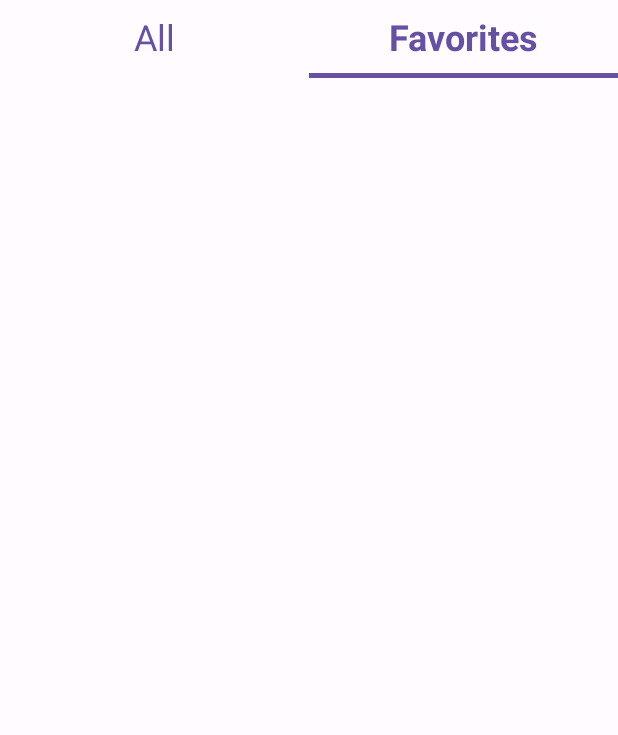
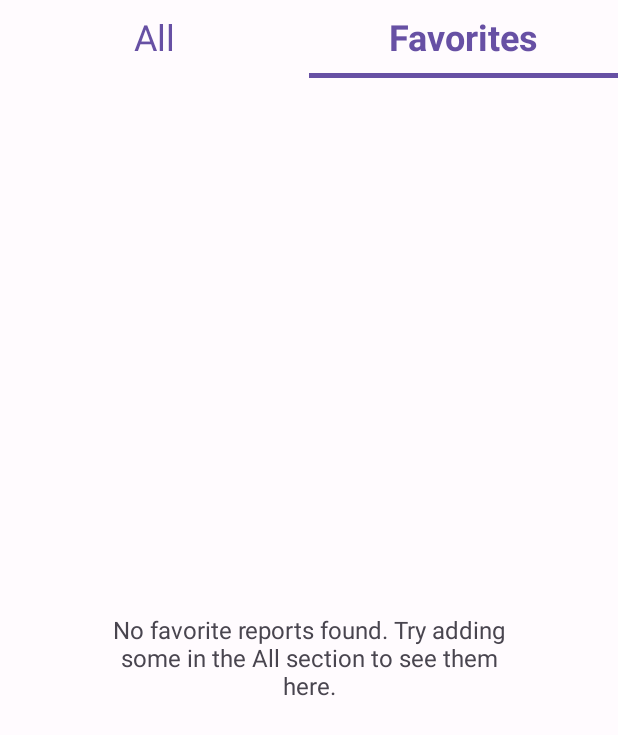
Before and after one commit to cooper-73/CasosCovidUS, an Android app: the screen it shows after launch (MainActivity), after a tap on "Favorites", on a phone screen of 412 x 824 dp. Shown: the top 735 px of the screen. Run offline under Robolectric (Android 15) with nearby library versions, the phone set to English and light mode, and no system bars; our stand-ins replace Room's generated code, data binding; network calls fail; 1 statement that could not run was skipped.

Commit message:
Added message when recycler view is empty

```diff
--- a/app/src/main/java/com/example/casoscovidus/data/repository/ReportsRepository.kt
+++ b/app/src/main/java/com/example/casoscovidus/data/repository/ReportsRepository.kt
@@ -10,8 +10,10 @@ import kotlinx.coroutines.withContext
 
 class ReportsRepository {
     private val database = AppDatabase.getDatabase(MyApp.getContext())
-    val reports = MutableLiveData<List<Report>?>()
-    val favorites = MutableLiveData<List<Report>?>()
+
+    val reports = MutableLiveData<List<Report>>()
+    val favorites = MutableLiveData<List<Report>>()
+    val isDataEmpty = MutableLiveData<Boolean>(false)
 
     // Fetches data from services and stores response in local database if successful
     suspend fun fetchReports() {
@@ -35,6 +37,7 @@ class ReportsRepository {
                 reportList = database.reportDao().getReports()
             }
             withContext(Dispatchers.Main) {
+                isDataEmpty.value = reportList.isEmpty()
                 reports.value = reportList
             }
         }
@@ -45,6 +48,7 @@ class ReportsRepository {
         return withContext(Dispatchers.IO) {
             val favoriteList = database.reportDao().getFavorites()
             withContext(Dispatchers.Main) {
+                isDataEmpty.value = favoriteList.isEmpty()
                 favorites.value = favoriteList
             }
         }
@@ -57,4 +61,9 @@ class ReportsRepository {
             database.reportDao().updateReport(report)
         }
     }
+
+    // Sets isDataEmpty status
+    fun setDataEmpty(isEmpty: Boolean) {
+        isDataEmpty.value = isEmpty
+    }
 }
--- a/app/src/main/java/com/example/casoscovidus/ui/adapters/ReportAdapter.kt
+++ b/app/src/main/java/com/example/casoscovidus/ui/adapters/ReportAdapter.kt
@@ -91,6 +91,7 @@ class ReportAdapter(owner: ViewModelStoreOwner, val fragmentHolderType: Fragment
         reports = reports.filterIndexed { index, _ -> index != position }.toMutableList()
         notifyItemRemoved(position)
         notifyItemRangeChanged(position, itemCount)
+        viewModel.setDataEmptyStatus(reports.isEmpty())
     }
 
     // Sets the favorite field of item at passed position
--- a/app/src/main/java/com/example/casoscovidus/ui/fragments/ListFragment.kt
+++ b/app/src/main/java/com/example/casoscovidus/ui/fragments/ListFragment.kt
@@ -104,11 +104,26 @@ class ListFragment : Fragment() {
                 else -> {}
             }
         }
+
+        viewModel.isDataEmpty.observe(viewLifecycleOwner) { isDataEmpty ->
+            if (isDataEmpty) {
+                setEmptyDataMsgVisibility(View.VISIBLE)
+            } else {
+                setEmptyDataMsgVisibility(View.GONE)
+            }
+        }
     }
 
     private fun initUI() {
-        if (fragmentType == FragmentType.FAVORITES) {
-            binding.tvLastUpdate.visibility = View.GONE
+        when (fragmentType) {
+            FragmentType.ALL -> {
+                binding.tvEmptyMsg.text = getString(R.string.no_reports_msg)
+            }
+
+            FragmentType.FAVORITES -> {
+                binding.tvLastUpdate.visibility = View.GONE
+                binding.tvEmptyMsg.text = getString(R.string.no_favorite_reports_msg)
+            }
         }
 
         binding.swlReports.setColorSchemeColors(getPrimaryColor())
@@ -128,9 +143,12 @@ class ListFragment : Fragment() {
         return typedValue.resourceId
     }
 
-    // Handles fetching behavior when user has swiped the refresh layout
+    // Handles fetching behavior when user has swiped the refresh layout in All fragment
     private fun fetchNewReports() {
-        binding.swlReports.isRefreshing = true
+        if (fragmentType != FragmentType.ALL) {
+            binding.swlReports.isRefreshing = false
+            return
+        }
 
         viewModel.fetchingStatus.observe(viewLifecycleOwner) { fetchingStatus ->
             if (fetchingStatus != FetchingStatus.LOADING) {
@@ -165,4 +183,8 @@ class ListFragment : Fragment() {
 
     private fun showToast(stringResourceId: Int) =
         Toast.makeText(context, getString(stringResourceId), Toast.LENGTH_SHORT).show()
+
+    private fun setEmptyDataMsgVisibility(visibility: Int) {
+        binding.tvEmptyMsg.visibility = visibility
+    }
 }
--- a/app/src/main/java/com/example/casoscovidus/viewmodels/ReportsViewModel.kt
+++ b/app/src/main/java/com/example/casoscovidus/viewmodels/ReportsViewModel.kt
@@ -27,9 +27,11 @@ class ReportsViewModel : ViewModel() {
     private val _fetchingStatus = MutableLiveData<FetchingStatus>()
     val fetchingStatus: LiveData<FetchingStatus> = _fetchingStatus
 
-    val reports: LiveData<List<Report>?> = repository.reports
-    val favorites: LiveData<List<Report>?> = repository.favorites
+    val reports: LiveData<List<Report>> = repository.reports
+    val favorites: LiveData<List<Report>> = repository.favorites
+    val isDataEmpty: LiveData<Boolean> = repository.isDataEmpty
 
+    // Fetches and retrieves all reports
     fun fetchAngGetReports() {
         viewModelScope.launch {
             _lastChecked.value = Date()
@@ -42,6 +44,8 @@ class ReportsViewModel : ViewModel() {
                 _fetchingStatus.value = FetchingStatus.NO_INTERNET_CONNECTION
             } catch (e: Exception) {
                 _fetchingStatus.value = FetchingStatus.ERROR
+            } finally {
+                repository.setDataEmpty(checkIfDataIsEmpty())
             }
         }
     }
@@ -58,6 +62,8 @@ class ReportsViewModel : ViewModel() {
                 _loadingStatus.value = LoadingStatus.NO_INTERNET_CONNECTION
             } catch (e: Exception) {
                 _loadingStatus.value = LoadingStatus.ERROR
+            } finally {
+                repository.setDataEmpty(checkIfDataIsEmpty())
             }
         }
     }
@@ -81,4 +87,12 @@ class ReportsViewModel : ViewModel() {
             repository.updateFavoriteFieldOfReport(reportId, isFavorite)
         }
     }
+
+    // Checks if reports is null or empty
+    private fun checkIfDataIsEmpty() = reports.value?.isEmpty() ?: true
+
+    // Updates status of data length
+    fun setDataEmptyStatus(isEmpty: Boolean) {
+        repository.setDataEmpty(isEmpty)
+    }
 }
--- a/app/src/main/res/layout/fragment_list.xml
+++ b/app/src/main/res/layout/fragment_list.xml
@@ -36,6 +36,21 @@
                 app:layout_constraintTop_toBottomOf="@id/tv_last_update"
                 tools:listitem="@layout/report_item" />
 
+            <TextView
+                android:id="@+id/tv_empty_msg"
+                android:layout_width="0dp"
+                android:layout_height="wrap_content"
+                android:gravity="center"
+                android:maxLines="3"
+                android:paddingStart="64dp"
+                android:paddingEnd="64dp"
+                android:textSize="16sp"
+                android:visibility="gone"
+                app:layout_constraintBottom_toBottomOf="@id/rv_reports"
+                app:layout_constraintEnd_toEndOf="@id/rv_reports"
+                app:layout_constraintStart_toStartOf="@id/rv_reports"
+                app:layout_constraintTop_toTopOf="@id/rv_reports" />
+
             <ProgressBar
                 android:id="@+id/pb_loading"
                 android:layout_width="wrap_content"
--- a/app/src/main/res/values/strings.xml
+++ b/app/src/main/res/values/strings.xml
@@ -13,4 +13,7 @@
     <!--    Error Toast Messages-->
     <string name="no_internet_connection_msg">Failed to fetch data. Check your connection.</string>
     <string name="unexpected_error_msg">Oops! Something went wrong. Please try again.</string>
+    <!--    Empty Recycle View Data Messages-->
+    <string name="no_reports_msg">No reports found.</string>
+    <string name="no_favorite_reports_msg">No favorite reports found. Try adding some in the All section to see them here.</string>
 </resources>
```
